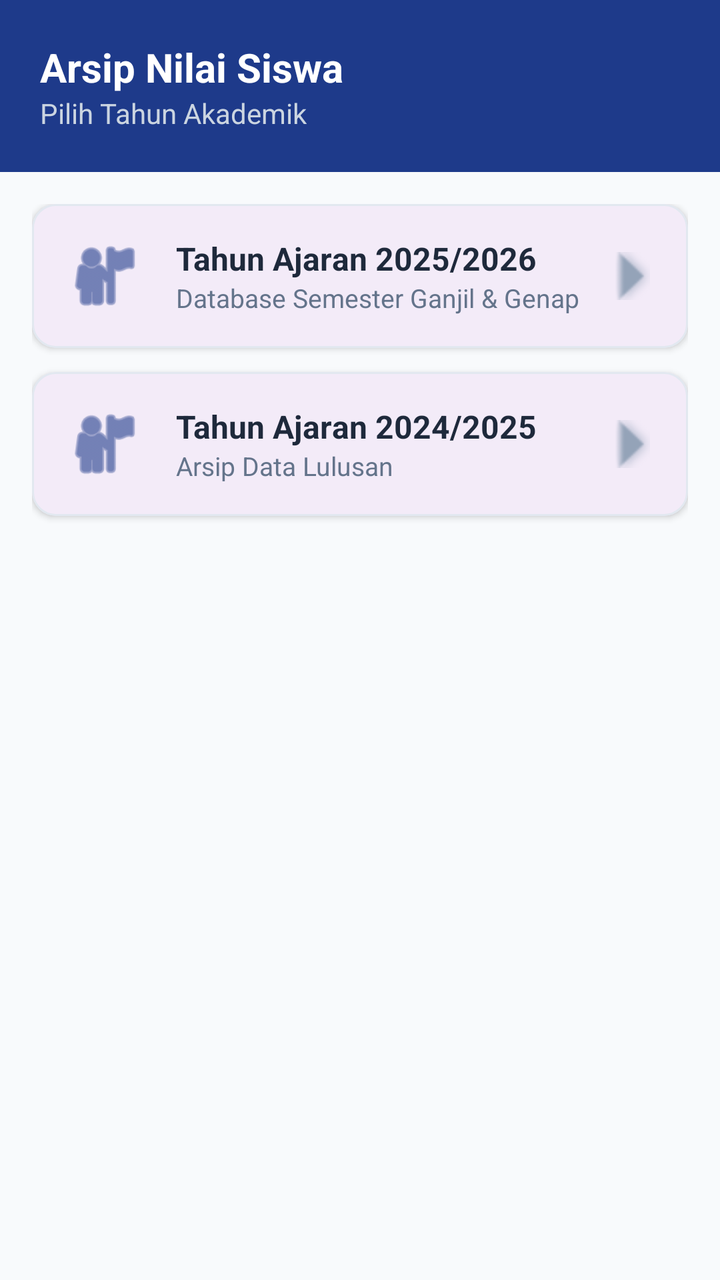
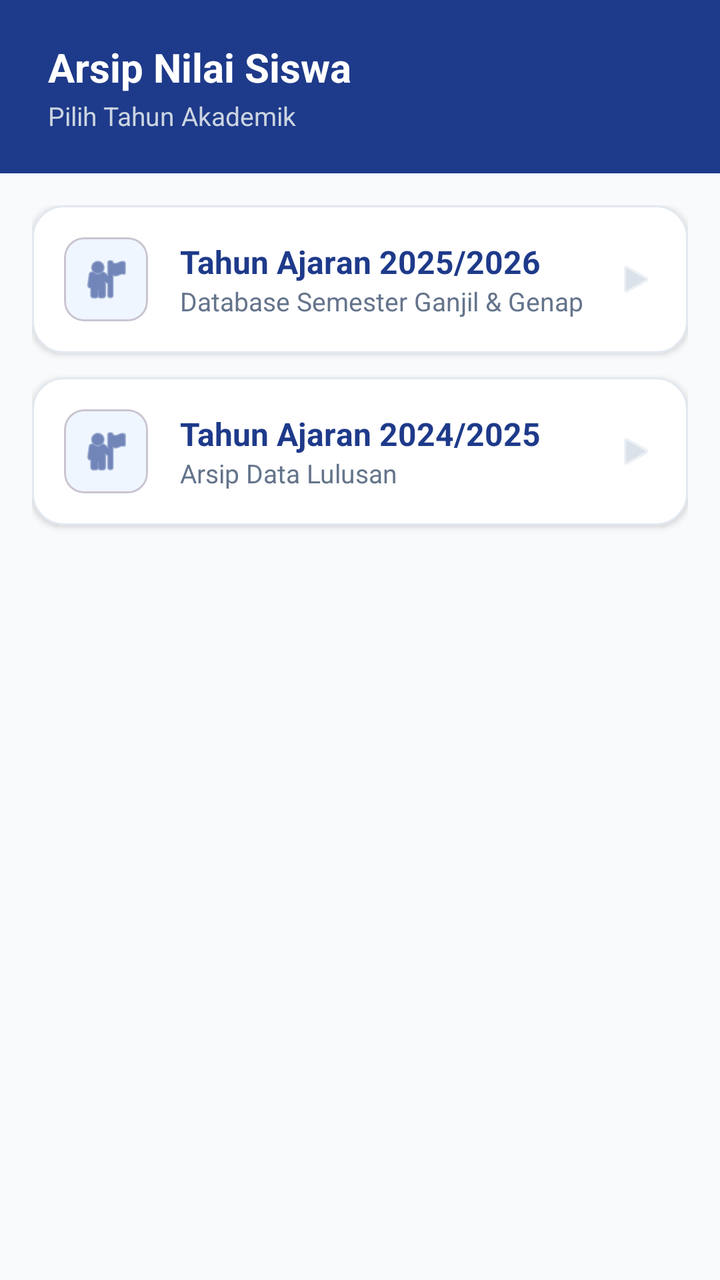

Screens rendered from an Android XML layout before and after an edit, with the pre-edit source and the edit as a unified diff.
<!-- AndroidManifest.xml: application theme Theme.Mondu -->
<!-- res/layout/fragment_arsip.xml -->
<?xml version="1.0" encoding="utf-8"?>
<LinearLayout xmlns:android="http://schemas.android.com/apk/res/android"
    xmlns:app="http://schemas.android.com/apk/res-auto"
    android:layout_width="match_parent"
    android:layout_height="match_parent"
    android:orientation="vertical"
    android:background="#F8FAFC">

    
    <RelativeLayout
        android:layout_width="match_parent"
        android:layout_height="wrap_content"
        android:background="#1E3A8A"
        android:padding="20dp">

        <TextView
            android:id="@+id/tvTitleArsip"
            android:layout_width="wrap_content"
            android:layout_height="wrap_content"
            android:text="Arsip Nilai Siswa"
            android:textColor="#FFFFFF"
            android:textSize="20sp"
            android:textStyle="bold" />

        <TextView
            android:layout_width="wrap_content"
            android:layout_height="wrap_content"
            android:layout_below="@id/tvTitleArsip"
            android:text="Pilih Tahun Akademik"
            android:textColor="#CBD5E1"
            android:textSize="14sp" />
    </RelativeLayout>

    <ScrollView
        android:layout_width="match_parent"
        android:layout_height="match_parent">

        <LinearLayout
            android:layout_width="match_parent"
            android:layout_height="wrap_content"
            android:orientation="vertical"
            android:padding="16dp">

            
            <com.google.android.material.card.MaterialCardView
                android:id="@+id/cardTahun2026"
                android:layout_width="match_parent"
                android:layout_height="wrap_content"
                android:layout_marginBottom="12dp"
                app:cardCornerRadius="12dp"
                app:cardElevation="2dp"
                app:strokeWidth="1dp"
                app:strokeColor="#E2E8F0">

                <LinearLayout
                    android:layout_width="match_parent"
                    android:layout_height="wrap_content"
                    android:orientation="horizontal"
                    android:padding="16dp"
                    android:gravity="center_vertical">

                    <ImageView
                        android:layout_width="40dp"
                        android:layout_height="40dp"
                        android:src="@android:drawable/ic_menu_myplaces"
                        app:tint="#1E3A8A" />

                    <LinearLayout
                        android:layout_width="0dp"
                        android:layout_height="wrap_content"
                        android:layout_weight="1"
                        android:layout_marginStart="16dp"
                        android:orientation="vertical">

                        <TextView
                            android:layout_width="wrap_content"
                            android:layout_height="wrap_content"
                            android:text="Tahun Ajaran 2025/2026"
                            android:textColor="#1E293B"
                            android:textSize="16sp"
                            android:textStyle="bold" />

                        <TextView
                            android:layout_width="wrap_content"
                            android:layout_height="wrap_content"
                            android:text="Database Semester Ganjil &amp; Genap"
                            android:textColor="#64748B"
                            android:textSize="13sp" />
                    </LinearLayout>

                    <ImageView
                        android:layout_width="24dp"
                        android:layout_height="24dp"
                        android:src="@android:drawable/arrow_down_float"
                        android:rotation="-90"
                        app:tint="#94A3B8" />
                </LinearLayout>
            </com.google.android.material.card.MaterialCardView>

            
            <com.google.android.material.card.MaterialCardView
                android:id="@+id/cardTahun2025"
                android:layout_width="match_parent"
                android:layout_height="wrap_content"
                android:layout_marginBottom="12dp"
                app:cardCornerRadius="12dp"
                app:cardElevation="2dp"
                app:strokeWidth="1dp"
                app:strokeColor="#E2E8F0">

                <LinearLayout
                    android:layout_width="match_parent"
                    android:layout_height="wrap_content"
                    android:orientation="horizontal"
                    android:padding="16dp"
                    android:gravity="center_vertical">

                    <ImageView
                        android:layout_width="40dp"
                        android:layout_height="40dp"
                        android:src="@android:drawable/ic_menu_myplaces"
                        app:tint="#1E3A8A" />

                    <LinearLayout
                        android:layout_width="0dp"
                        android:layout_height="wrap_content"
                        android:layout_weight="1"
                        android:layout_marginStart="16dp"
                        android:orientation="vertical">

                        <TextView
                            android:layout_width="wrap_content"
                            android:layout_height="wrap_content"
                            android:text="Tahun Ajaran 2024/2025"
                            android:textColor="#1E293B"
                            android:textSize="16sp"
                            android:textStyle="bold" />

                        <TextView
                            android:layout_width="wrap_content"
                            android:layout_height="wrap_content"
                            android:text="Arsip Data Lulusan"
                            android:textColor="#64748B"
                            android:textSize="13sp" />
                    </LinearLayout>

                    <ImageView
                        android:layout_width="24dp"
                        android:layout_height="24dp"
                        android:src="@android:drawable/arrow_down_float"
                        android:rotation="-90"
                        app:tint="#94A3B8" />
                </LinearLayout>
            </com.google.android.material.card.MaterialCardView>

        </LinearLayout>
    </ScrollView>
</LinearLayout>
<!-- resources referenced by this layout -->
<resources>
  <style name="Theme.Mondu" parent="Base.Theme.Mondu" />
  <style name="Base.Theme.Mondu" parent="Theme.Material3.DayNight.NoActionBar">
          
          
      </style>
</resources>

<!-- the commit's change to res/layout/fragment_arsip.xml (unified diff, before → after) -->
@@ -4,21 +4,22 @@
     android:layout_width="match_parent"
     android:layout_height="match_parent"
     android:orientation="vertical"
-    android:background="#F8FAFC">
+    android:background="@color/bg_main">
 
     
     <RelativeLayout
         android:layout_width="match_parent"
         android:layout_height="wrap_content"
-        android:background="#1E3A8A"
-        android:padding="20dp">
+        android:background="@color/mondu_blue_primary"
+        android:paddingHorizontal="24dp"
+        android:paddingVertical="20dp">
 
         <TextView
             android:id="@+id/tvTitleArsip"
             android:layout_width="wrap_content"
             android:layout_height="wrap_content"
             android:text="Arsip Nilai Siswa"
-            android:textColor="#FFFFFF"
+            android:textColor="@color/white"
             android:textSize="20sp"
             android:textStyle="bold" />
 
@@ -26,9 +27,10 @@
             android:layout_width="wrap_content"
             android:layout_height="wrap_content"
             android:layout_below="@id/tvTitleArsip"
+            android:layout_marginTop="2dp"
             android:text="Pilih Tahun Akademik"
-            android:textColor="#CBD5E1"
-            android:textSize="14sp" />
+            android:textColor="@color/text_light"
+            android:textSize="13sp" />
     </RelativeLayout>
 
     <ScrollView
@@ -47,10 +49,14 @@
                 android:layout_width="match_parent"
                 android:layout_height="wrap_content"
                 android:layout_marginBottom="12dp"
-                app:cardCornerRadius="12dp"
+                app:cardCornerRadius="16dp"
                 app:cardElevation="2dp"
                 app:strokeWidth="1dp"
-                app:strokeColor="#E2E8F0">
+                app:strokeColor="@color/border_color"
+                app:cardBackgroundColor="@color/white"
+                android:clickable="true"
+                android:focusable="true"
+                android:foreground="?attr/selectableItemBackground">
 
                 <LinearLayout
                     android:layout_width="match_parent"
@@ -59,11 +65,19 @@
                     android:padding="16dp"
                     android:gravity="center_vertical">
 
-                    <ImageView
-                        android:layout_width="40dp"
-                        android:layout_height="40dp"
-                        android:src="@android:drawable/ic_menu_myplaces"
-                        app:tint="#1E3A8A" />
+                    <com.google.android.material.card.MaterialCardView
+                        android:layout_width="42dp"
+                        android:layout_height="42dp"
+                        app:cardCornerRadius="10dp"
+                        app:cardElevation="0dp"
+                        app:cardBackgroundColor="@color/mondu_blue_light">
+                        <ImageView
+                            android:layout_width="match_parent"
+                            android:layout_height="match_parent"
+                            android:src="@android:drawable/ic_menu_myplaces"
+                            android:padding="8dp"
+                            app:tint="@color/mondu_blue_primary" />
+                    </com.google.android.material.card.MaterialCardView>
 
                     <LinearLayout
                         android:layout_width="0dp"
@@ -76,7 +90,7 @@
                             android:layout_width="wrap_content"
                             android:layout_height="wrap_content"
                             android:text="Tahun Ajaran 2025/2026"
-                            android:textColor="#1E293B"
+                            android:textColor="@color/mondu_blue_primary"
                             android:textSize="16sp"
                             android:textStyle="bold" />
 
@@ -84,16 +98,16 @@
                             android:layout_width="wrap_content"
                             android:layout_height="wrap_content"
                             android:text="Database Semester Ganjil &amp; Genap"
-                            android:textColor="#64748B"
+                            android:textColor="@color/text_muted"
                             android:textSize="13sp" />
                     </LinearLayout>
 
                     <ImageView
-                        android:layout_width="24dp"
-                        android:layout_height="24dp"
-                        android:src="@android:drawable/arrow_down_float"
-                        android:rotation="-90"
-                        app:tint="#94A3B8" />
+                        android:layout_width="20dp"
+                        android:layout_height="20dp"
+                        android:src="@android:drawable/ic_media_play"
+                        app:tint="@color/text_light"
+                        android:alpha="0.7"/>
                 </LinearLayout>
             </com.google.android.material.card.MaterialCardView>
 
@@ -103,10 +117,14 @@
                 android:layout_width="match_parent"
                 android:layout_height="wrap_content"
                 android:layout_marginBottom="12dp"
-                app:cardCornerRadius="12dp"
+                app:cardCornerRadius="16dp"
                 app:cardElevation="2dp"
                 app:strokeWidth="1dp"
-                app:strokeColor="#E2E8F0">
+                app:strokeColor="@color/border_color"
+                app:cardBackgroundColor="@color/white"
+                android:clickable="true"
+                android:focusable="true"
+                android:foreground="?attr/selectableItemBackground">
 
                 <LinearLayout
                     android:layout_width="match_parent"
@@ -115,11 +133,19 @@
                     android:padding="16dp"
                     android:gravity="center_vertical">
 
-                    <ImageView
-                        android:layout_width="40dp"
-                        android:layout_height="40dp"
-                        android:src="@android:drawable/ic_menu_myplaces"
-                        app:tint="#1E3A8A" />
+                    <com.google.android.material.card.MaterialCardView
+                        android:layout_width="42dp"
+                        android:layout_height="42dp"
+                        app:cardCornerRadius="10dp"
+                        app:cardElevation="0dp"
+                        app:cardBackgroundColor="@color/mondu_blue_light">
+                        <ImageView
+                            android:layout_width="match_parent"
+                            android:layout_height="match_parent"
+                            android:src="@android:drawable/ic_menu_myplaces"
+                            android:padding="8dp"
+                            app:tint="@color/mondu_blue_primary" />
+                    </com.google.android.material.card.MaterialCardView>
 
                     <LinearLayout
                         android:layout_width="0dp"
@@ -132,7 +158,7 @@
                             android:layout_width="wrap_content"
                             android:layout_height="wrap_content"
                             android:text="Tahun Ajaran 2024/2025"
-                            android:textColor="#1E293B"
+                            android:textColor="@color/mondu_blue_primary"
                             android:textSize="16sp"
                             android:textStyle="bold" />
 
@@ -140,16 +166,16 @@
                             android:layout_width="wrap_content"
                             android:layout_height="wrap_content"
                             android:text="Arsip Data Lulusan"
-                            android:textColor="#64748B"
+                            android:textColor="@color/text_muted"
                             android:textSize="13sp" />
                     </LinearLayout>
 
                     <ImageView
-                        android:layout_width="24dp"
-                        android:layout_height="24dp"
-                        android:src="@android:drawable/arrow_down_float"
-                        android:rotation="-90"
-                        app:tint="#94A3B8" />
+                        android:layout_width="20dp"
+                        android:layout_height="20dp"
+                        android:src="@android:drawable/ic_media_play"
+                        app:tint="@color/text_light"
+                        android:alpha="0.7"/>
                 </LinearLayout>
             </com.google.android.material.card.MaterialCardView>
 
<!-- resource entries referenced after the edit -->
@@ -1,5 +1,12 @@
 <!-- resources referenced by this layout -->
 <resources>
+  <color name="bg_main">#F8FAFC</color>
+  <color name="border_color">#E2E8F0</color>
+  <color name="mondu_blue_light">#EFF6FF</color>
+  <color name="mondu_blue_primary">#1E3A8A</color>
+  <color name="text_light">#CBD5E1</color>
+  <color name="text_muted">#64748B</color>
+  <color name="white">#FFFFFFFF</color>
   <style name="Theme.Mondu" parent="Base.Theme.Mondu" />
   <style name="Base.Theme.Mondu" parent="Theme.Material3.DayNight.NoActionBar">
           
